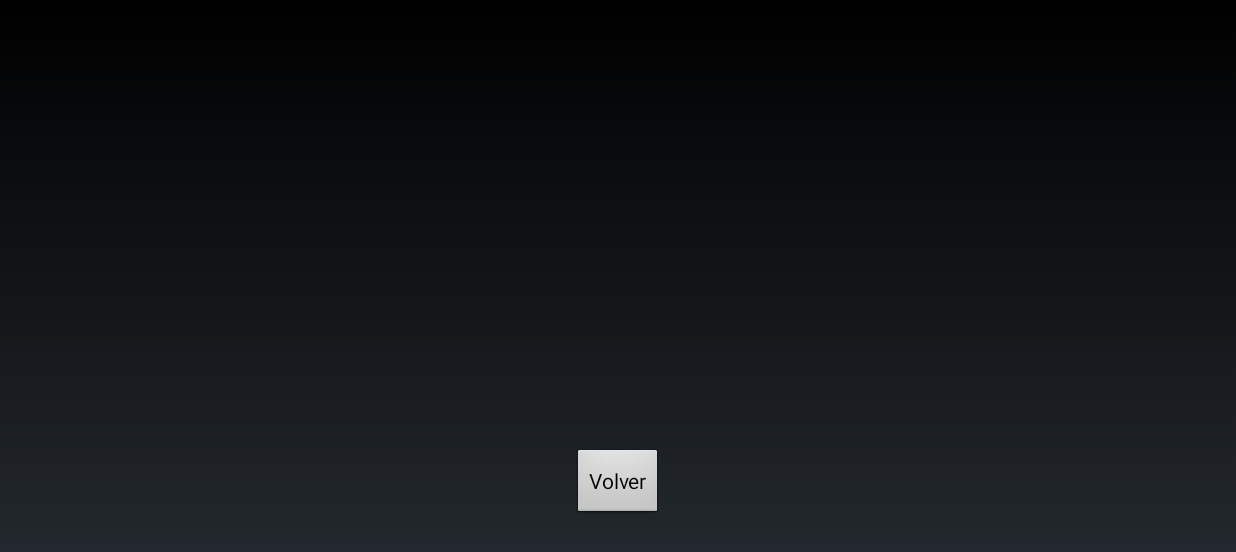
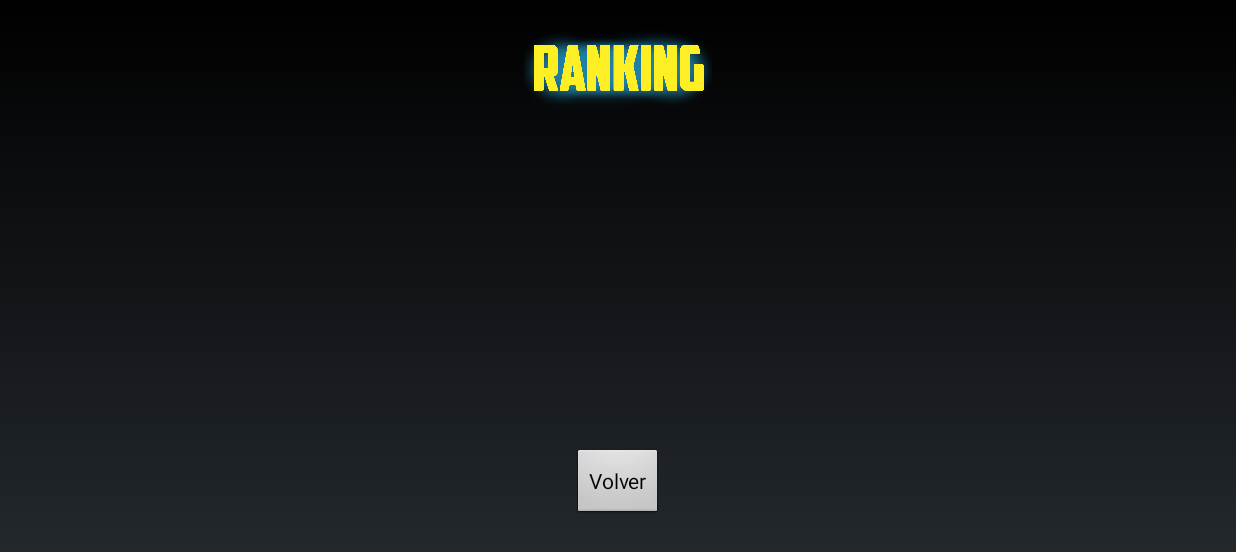
Before and after one commit to Rauldilla/SPACE-INVADERS-FINAL, an Android app: the RankingActivity screen opened directly, with no data from a screen before it, on a phone screen of 824 x 412 dp (held sideways). Shown: the top 552 px of the screen. Run offline under Robolectric (Android 15) with nearby library versions, the phone set to English and light mode, and no system bars.

Commit message:
Ajustes layout
Ajustes de layout ranking y botones movimiento, ademas de correcion error disparo nave

```diff
--- a/SpaceInvaders/app/src/main/java/com/example/aleja/spaceinvaders/Laser.java
+++ b/SpaceInvaders/app/src/main/java/com/example/aleja/spaceinvaders/Laser.java
@@ -51,6 +51,7 @@ public class Laser {
         }
 
     }
+
     public boolean shoot(float startX, float startY, int direction) {
         if (!isActive) {
             x = startX;
--- a/SpaceInvaders/app/src/main/java/com/example/aleja/spaceinvaders/MainActivity.java
+++ b/SpaceInvaders/app/src/main/java/com/example/aleja/spaceinvaders/MainActivity.java
@@ -18,11 +18,8 @@ public class MainActivity extends Activity {
         setContentView(R.layout.intro);
 
         final EditText nameText = this.findViewById(R.id.name);
-
         final EditText ageText = this.findViewById(R.id.age);
-
         final Button confirm = this.findViewById(R.id.confirm);
-
         final Switch switchReb = this.findViewById(R.id.switch1);
 
         confirm.setOnClickListener(new View.OnClickListener() {
--- a/SpaceInvaders/app/src/main/java/com/example/aleja/spaceinvaders/RankingActivity.java
+++ b/SpaceInvaders/app/src/main/java/com/example/aleja/spaceinvaders/RankingActivity.java
@@ -5,6 +5,7 @@ import android.os.Bundle;
 import android.view.View;
 import android.widget.ArrayAdapter;
 import android.widget.Button;
+import android.widget.ImageView;
 import android.widget.ListView;
 
 public class RankingActivity extends Activity {
@@ -14,7 +15,11 @@ public class RankingActivity extends Activity {
     protected void onCreate(Bundle savedInstanceState) {
         super.onCreate(savedInstanceState);
         setContentView(R.layout.ranking_view);
+
+        final ImageView imagenFinal = this.findViewById(R.id.imageView);
         final Button back = this.findViewById(R.id.back);
+
+        imagenFinal.setImageResource(R.drawable.ranking);
         back.setOnClickListener(new View.OnClickListener() {
             public void onClick(View v) {
                 RankingActivity.this.finish();
--- a/SpaceInvaders/app/src/main/java/com/example/aleja/spaceinvaders/ScoreDdHelper.java
+++ b/SpaceInvaders/app/src/main/java/com/example/aleja/spaceinvaders/ScoreDdHelper.java
@@ -22,7 +22,7 @@ public class ScoreDdHelper extends SQLiteOpenHelper {
 
         @Override
         public String toString() {
-            return "User:'" + name + '\t' + "Score:" + score;
+            return "Nombre:  " + name + '\t' + "   Puntos:  " + score;
         }
     }
 
--- a/SpaceInvaders/app/src/main/res/layout/ranking_view.xml
+++ b/SpaceInvaders/app/src/main/res/layout/ranking_view.xml
@@ -1,12 +1,16 @@
 <?xml version="1.0" encoding="utf-8"?>
 <RelativeLayout xmlns:android="http://schemas.android.com/apk/res/android"
-                android:layout_width="match_parent"
+    xmlns:app="http://schemas.android.com/apk/res-auto"
+    android:layout_width="match_parent"
                 android:layout_height="match_parent"
                 android:orientation="vertical">
+
     <ListView
-            android:id="@+id/ranking"
-            android:layout_width="wrap_content"
-            android:layout_height="wrap_content"/>
+        android:id="@+id/ranking"
+        android:layout_width="297dp"
+        android:layout_height="270dp"
+        android:layout_below="@+id/imageView"
+        android:layout_centerHorizontal="true" />
 
     <Button
             android:id="@+id/back"
@@ -16,4 +20,12 @@
             android:layout_centerHorizontal="true"
             android:layout_marginBottom="65dp"
             android:text="@string/back" />
+
+    <ImageView
+        android:id="@+id/imageView"
+        android:layout_width="wrap_content"
+        android:layout_height="94dp"
+        android:layout_alignParentStart="true"
+        android:layout_alignParentTop="true"
+        app:srcCompat="@drawable/ranking" />
 </RelativeLayout>
```
Also changed, not shown: SpaceInvaders/app/src/main/java/com/example/aleja/spaceinvaders/BotonM.java (+33 -8 lines), SpaceInvaders/app/src/main/java/com/example/aleja/spaceinvaders/VistaSpaceInvaders.java (+6 -12 lines), SpaceInvaders/app/src/main/res/layout/intro.xml (+4 -5 lines), SpaceInvaders/app/src/main/res/layout/menu.xml (+4 -4 lines), SpaceInvaders/app/src/main/res/drawable/botonabajo.png (added), SpaceInvaders/app/src/main/res/drawable/botonarriba.png (added), SpaceInvaders/app/src/main/res/drawable/botonderecha.png (added), SpaceInvaders/app/src/main/res/drawable/botonizquierda.png (added), SpaceInvaders/app/src/main/res/drawable/ranking.png (added), 1 other file.
